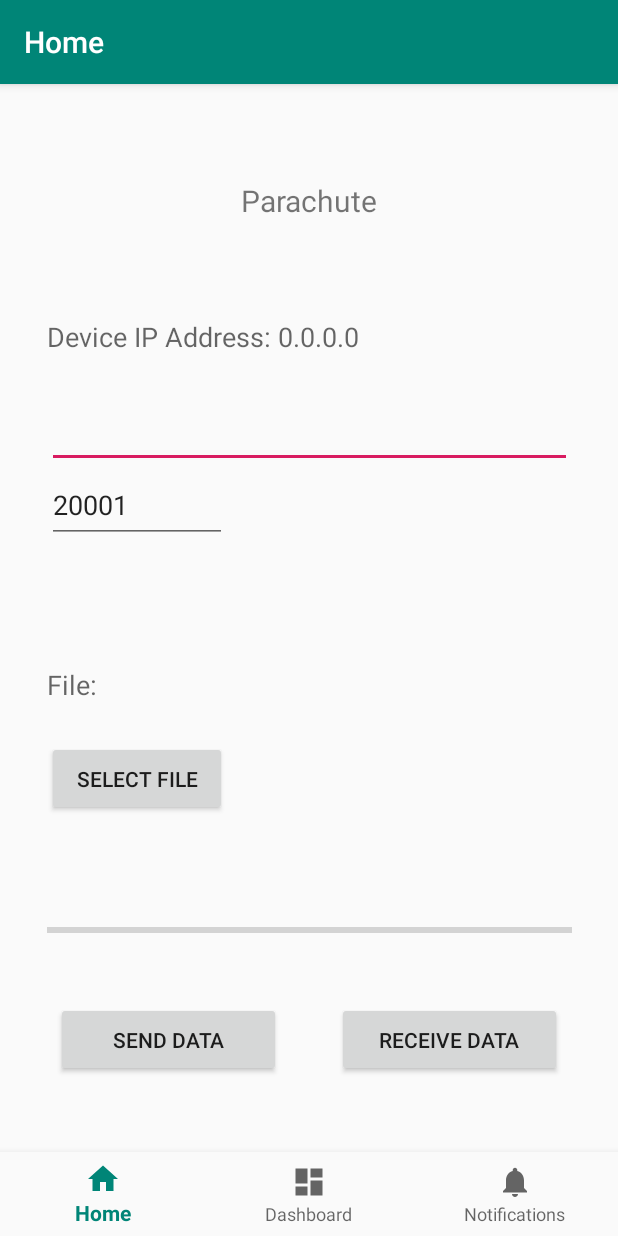
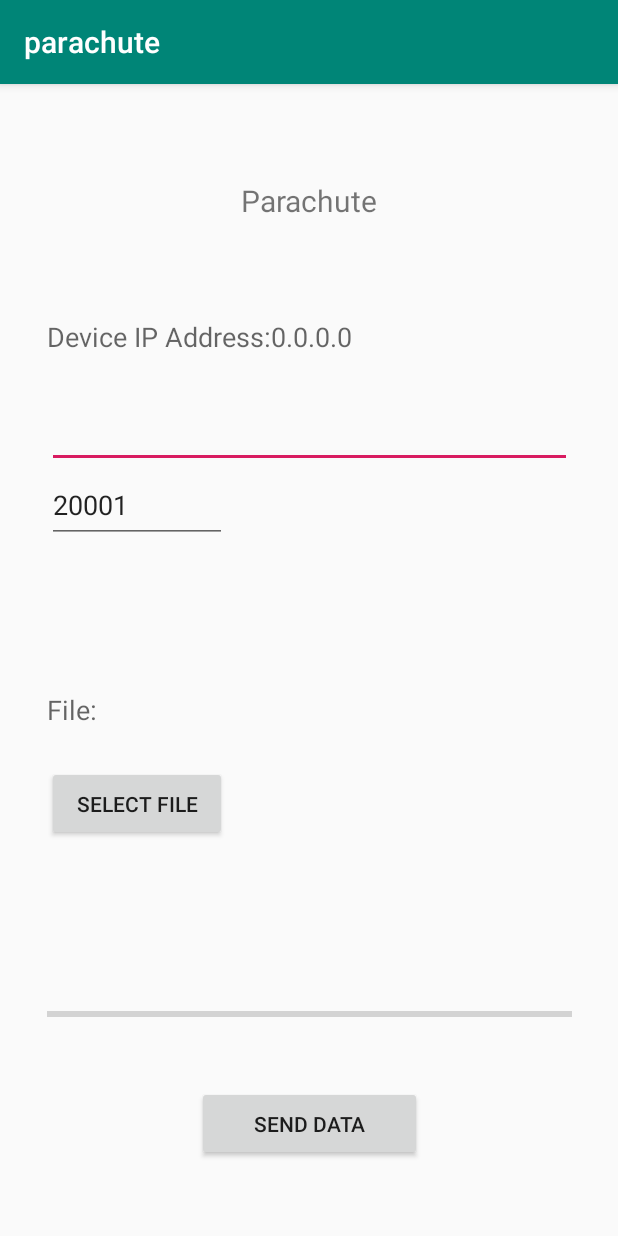
Before and after one commit to jnnorthway/parachute-android, an Android app: the screen it shows after launch (MainActivity), on a phone screen of 412 x 824 dp. Run offline under Robolectric (Android 15) with nearby library versions, the phone set to English and light mode, and no system bars; our stand-ins replace navigation-ui; libraries missing offline, so code that uses them is left out: org.jetbrains.anko; 1 statement that could not run was skipped.

Commit message:
Improve ui
Adds accept before file download.
Adds refresh.
Server now cleans up after file received.
Remove unused navigation view.

Change-Id: I362ecbea5615cc87324f137c69ed22516b231133

```diff
--- a/android_studio/app/build.gradle
+++ b/android_studio/app/build.gradle
@@ -40,4 +40,5 @@ dependencies {
     testImplementation 'junit:junit:4.12'
     androidTestImplementation 'androidx.test.ext:junit:1.1.0'
     androidTestImplementation 'androidx.test.espresso:espresso-core:3.1.1'
+    implementation 'androidx.swiperefreshlayout:swiperefreshlayout:1.0.0'
 }
--- a/android_studio/app/src/main/java/com/example/parachute/MainActivity.kt
+++ b/android_studio/app/src/main/java/com/example/parachute/MainActivity.kt
@@ -2,12 +2,10 @@ package com.example.parachute
 
 import android.Manifest
 import android.app.Activity
+import android.app.AlertDialog
 import android.app.DownloadManager
-import android.content.ClipData
-import android.content.ContentResolver
-import android.content.Context
+import android.content.*
 import android.content.Context.DOWNLOAD_SERVICE
-import android.content.Intent
 import android.content.pm.PackageManager
 import android.database.Cursor
 import android.net.Uri
@@ -26,6 +24,7 @@ import androidx.navigation.findNavController
 import androidx.navigation.ui.AppBarConfiguration
 import androidx.navigation.ui.setupActionBarWithNavController
 import androidx.navigation.ui.setupWithNavController
+import androidx.swiperefreshlayout.widget.SwipeRefreshLayout
 import com.google.android.material.bottomnavigation.BottomNavigationView
 import com.google.android.material.textfield.TextInputEditText
 import kotlinx.android.synthetic.main.activity_main.*
@@ -36,41 +35,31 @@ import java.net.InetAddress
 import java.net.ServerSocket
 import java.net.Socket
 import java.net.UnknownHostException
-import java.util.concurrent.Future
-import java.util.concurrent.FutureTask
 import kotlin.math.min
 
 
 class MainActivity : AppCompatActivity() {
     private var data : Uri? = null
-    private val addressBase = "Device IP Address: "
-    private val fileBase = "File: "
+    private var tcpServer : TcpServer? = null
+    private var fileBase = ""
     override fun onCreate(savedInstanceState: Bundle?) {
         super.onCreate(savedInstanceState)
         setContentView(R.layout.activity_main)
-        val navView: BottomNavigationView = findViewById(R.id.nav_view)
-        val navController = findNavController(R.id.nav_host_fragment)
         val intentData : Intent = intent
-        // Passing each menu ID as a set of Ids because each
-        // menu should be considered as top level destinations.
-        val appBarConfiguration = AppBarConfiguration(
-            setOf(
-                R.id.navigation_home, R.id.navigation_dashboard, R.id.navigation_notifications
-            )
-        )
-        setupActionBarWithNavController(navController, appBarConfiguration)
-        navView.setupWithNavController(navController)
-
+        // Get strings
+        var fileBase = getString(R.string.filePath)
         // Get views
         val sendButton: Button = findViewById(R.id.sendData)
-        val receiveButton: Button = findViewById(R.id.receiveData)
         val selectButton: Button = findViewById(R.id.selectFile)
         val address: TextInputEditText = findViewById((R.id.address))
         val port: TextInputEditText = findViewById(R.id.port)
         val progressBar : ProgressBar = findViewById(R.id.progressBar)
-        var tcpServer : TcpServer? = null
-        var t : Future<Unit>? = null
-        getIpAddress()
+        initialize()
+        val pullToRefresh : SwipeRefreshLayout = findViewById(R.id.pullToRefresh)
+        pullToRefresh.setOnRefreshListener{
+            initialize()
+            pullToRefresh.isRefreshing = false
+        }
 
         if (VERSION.SDK_INT >= VERSION_CODES.M) {
             if (checkSelfPermission(Manifest.permission.INTERNET) == PackageManager.PERMISSION_DENIED) {
@@ -81,7 +70,7 @@ class MainActivity : AppCompatActivity() {
             }
         }
 
-        if (intentData?.action == Intent.ACTION_SEND) {
+        if (intentData.action == Intent.ACTION_SEND) {
             if (VERSION.SDK_INT >= VERSION_CODES.JELLY_BEAN) {
                 var items = intentData.clipData!!.itemCount
                 var item : ClipData.Item = intentData.clipData!!.getItemAt(items-1)
@@ -113,27 +102,6 @@ class MainActivity : AppCompatActivity() {
             }
         }
 
-        receiveButton.setOnClickListener {
-            // Receive file from client
-            if (t != null) {
-                if (!t!!.isDone) {
-                    // Not working
-                    t!!.cancel(true)
-                }
-            }
-            t = doAsync {
-                if (tcpServer != null){
-                    tcpServer!!.close()
-                }
-                tcpServer = TcpServer(applicationContext, progressBar)
-                tcpServer!!.receiveFile()
-                uiThread{
-                    Toast.makeText(applicationContext, "File received.", Toast.LENGTH_LONG).show()
-                }
-            }
-            Toast.makeText(applicationContext, "Device ready to receive data.", Toast.LENGTH_LONG).show()
-        }
-
         sendButton.setOnClickListener {
             // Send file to sever
             Toast.makeText(applicationContext, "Data Sending", Toast.LENGTH_SHORT).show()
@@ -151,13 +119,56 @@ class MainActivity : AppCompatActivity() {
         }
     }
 
+    private fun initialize() {
+        getIpAddress()
+        listen()
+    }
+
     @SuppressWarnings("deprecation")
     private fun getIpAddress() {
         val wifiMgr : WifiManager = applicationContext.getSystemService(WIFI_SERVICE) as WifiManager
         val wifiInfo : WifiInfo = wifiMgr.connectionInfo
         val ip : Int = wifiInfo.ipAddress
         val ipAddress = Formatter.formatIpAddress(ip)
-        deviceAddress.text = addressBase + ipAddress
+        deviceAddress.text = getString(R.string.device_ip_address) + ipAddress
+    }
+
+    private fun dialog(address : String): AlertDialog? {
+        val builder = AlertDialog.Builder(this@MainActivity)
+        builder.setCancelable(true)
+        builder.setTitle("Receive")
+        builder.setMessage("Receive file from $address?")
+            .setPositiveButton("Confirm"
+            ) { _, _ ->
+                doAsync {
+                    tcpServer!!.receiveFile()
+                    uiThread{
+                        Toast.makeText(applicationContext, "File received.", Toast.LENGTH_LONG).show()
+                        listen()
+                    }
+                }
+            }
+            .setNegativeButton("Cancel"
+            ) { _, _ ->
+                Toast.makeText(applicationContext, "Cancelled.", Toast.LENGTH_LONG).show()
+                listen()
+            }
+        return builder.create()
+    }
+
+    private fun listen() {
+        // Listening for incoming connections
+        doAsync {
+            if (tcpServer != null){
+                tcpServer!!.close()
+            }
+            tcpServer = TcpServer(applicationContext, progressBar)
+            tcpServer!!.listen()
+            uiThread {
+                var dialog = dialog(tcpServer!!.incomingAddr)
+                dialog!!.show()
+            }
+        }
     }
 
     private fun getFile() {
@@ -194,7 +205,7 @@ class MainActivity : AppCompatActivity() {
     override fun onActivityResult(requestCode: Int, resultCode: Int, intent: Intent?) {
          if (requestCode == REQUEST_CODE && resultCode == Activity.RESULT_OK){
             if (intent != null){
-                val uri : Uri = intent!!.data!!
+                val uri : Uri = intent.data!!
                 filePath.text = fileBase + getFileName(uri, baseContext.contentResolver)
                 data = intent.data
             }
@@ -312,6 +323,7 @@ class TcpServer(applicationContext : Context, progressBar: ProgressBar) {
     private var bytesRead = 0
     private var fileSize = 0
     private var fileName = ""
+    var incomingAddr = ""
     private val ACKMSG = stringToByteArray("<ACK>")
     private val progressBar = progressBar
 
@@ -335,13 +347,17 @@ class TcpServer(applicationContext : Context, progressBar: ProgressBar) {
         return null
     }
 
+    fun listen() {
+        println("Waiting for connection")
+        socket = tcpSocket!!.accept()
+        println("Connected to ${socket!!.inetAddress}:${socket!!.port}")
+        incomingAddr = socket!!.inetAddress.hostAddress
+    }
+
     fun receiveFile() {
         var fileData : ByteArray? = null
         try {
-            println("Waiting for connection")
             progressBar.progress = bytesRead
-            socket = tcpSocket!!.accept()
-            println("Connected to ${socket!!.inetAddress}:${socket!!.port}")
             while (true) {
                 var message : ByteArray = receiveData() ?: continue
                 if (fileName == ""){
@@ -367,7 +383,7 @@ class TcpServer(applicationContext : Context, progressBar: ProgressBar) {
                 }
             }
             sendData(ACKMSG)
-            socket!!.close()
+            this.close()
         }
         catch (e : UnknownHostException) {
             println("ERROR")
@@ -414,6 +430,8 @@ class TcpServer(applicationContext : Context, progressBar: ProgressBar) {
 
     fun close() {
         socket!!.close()
+        tcpSocket!!.close()
+        progressBar.progress = 0
     }
 
     private fun stringToByteArray(data : String) : ByteArray {
--- a/android_studio/app/src/main/res/layout/activity_main.xml
+++ b/android_studio/app/src/main/res/layout/activity_main.xml
@@ -7,17 +7,19 @@
     android:layout_height="match_parent"
     android:paddingTop="?attr/actionBarSize">
 
-    <com.google.android.material.bottomnavigation.BottomNavigationView
-        android:id="@+id/nav_view"
-        android:layout_width="0dp"
+    <androidx.swiperefreshlayout.widget.SwipeRefreshLayout
+        android:id="@+id/pullToRefresh"
+        android:layout_width="match_parent"
         android:layout_height="wrap_content"
-        android:layout_marginStart="0dp"
-        android:layout_marginEnd="0dp"
-        android:background="?android:attr/windowBackground"
-        app:layout_constraintBottom_toBottomOf="parent"
-        app:layout_constraintLeft_toLeftOf="parent"
-        app:layout_constraintRight_toRightOf="parent"
-        app:menu="@menu/bottom_nav_menu" />
+        app:layout_constraintBottom_toBottomOf="parent">
+        <LinearLayout
+            android:id="@+id/lin_view"
+            android:layout_width="match_parent"
+            android:layout_height="match_parent"
+            android:paddingLeft="16dp"
+            android:paddingRight="16dp"
+            android:orientation="vertical" />
+    </androidx.swiperefreshlayout.widget.SwipeRefreshLayout>
 
     <fragment
         android:id="@+id/nav_host_fragment"
@@ -99,18 +101,8 @@
         android:layout_height="50dp"
         android:layout_marginBottom="50dp"
         android:text="@string/send_data"
-        app:layout_constraintBottom_toTopOf="@+id/nav_view"
-        app:layout_constraintEnd_toStartOf="@id/receiveData"
+        app:layout_constraintBottom_toBottomOf="@+id/pullToRefresh"
+        app:layout_constraintEnd_toEndOf="parent"
         app:layout_constraintStart_toStartOf="parent" />
 
-    <Button
-        android:id="@+id/receiveData"
-        android:layout_width="150dp"
-        android:layout_height="50dp"
-        android:layout_marginBottom="50dp"
-        android:text="@string/receive_data"
-        app:layout_constraintEnd_toEndOf="parent"
-        app:layout_constraintStart_toEndOf="@+id/sendData"
-        app:layout_constraintBottom_toTopOf="@+id/nav_view" />
-
 </androidx.constraintlayout.widget.ConstraintLayout>
--- a/android_studio/app/src/main/res/values/strings.xml
+++ b/android_studio/app/src/main/res/values/strings.xml
@@ -2,13 +2,12 @@
     <string name="app_name">parachute</string>
     <string name="title_home">Home</string>
     <string name="title_dashboard">Dashboard</string>
+    <string name="send_data">Send data</string>
     <string name="title_notifications">Notifications</string>
-    <string name="send_data">Send data</string>
     <string name="address">Address</string>
     <string name="port">Port</string>
-    <string name="default_port">20001</string>
     <string name="file">Select File</string>
     <string name="filePath">File: </string>
-    <string name="device_ip_address">Device IP Address:</string>
-    <string name="receive_data">receive data</string>
+    <string name="default_port">20001</string>
+    <string name="device_ip_address">Device IP Address: </string>
 </resources>
```
